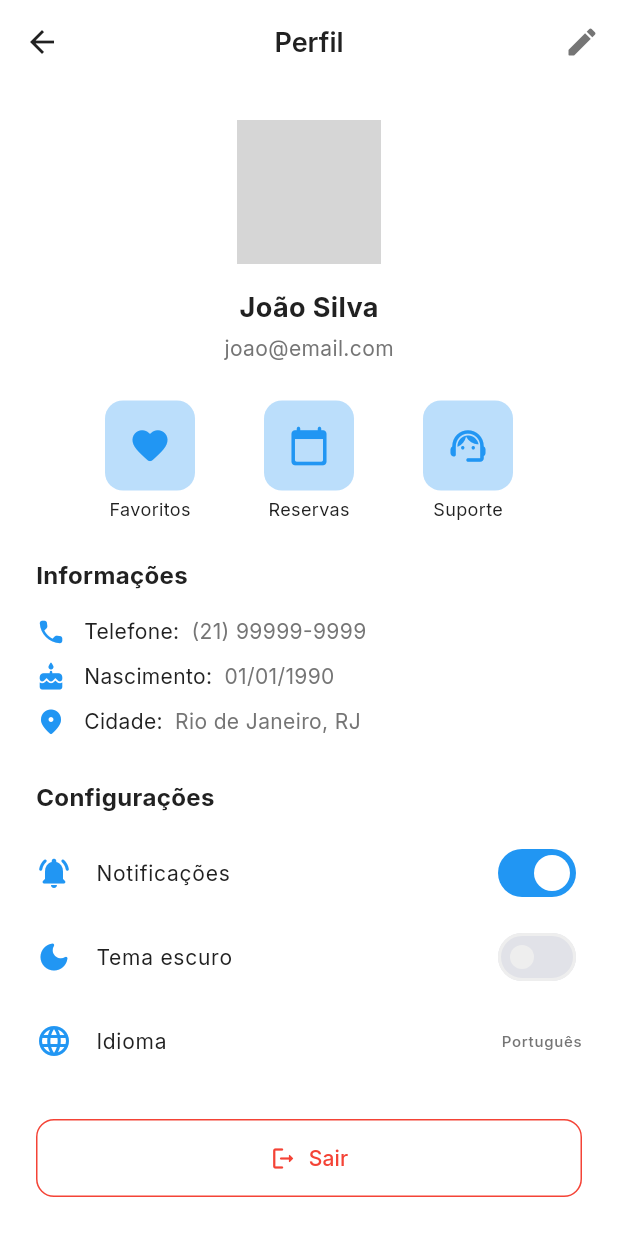
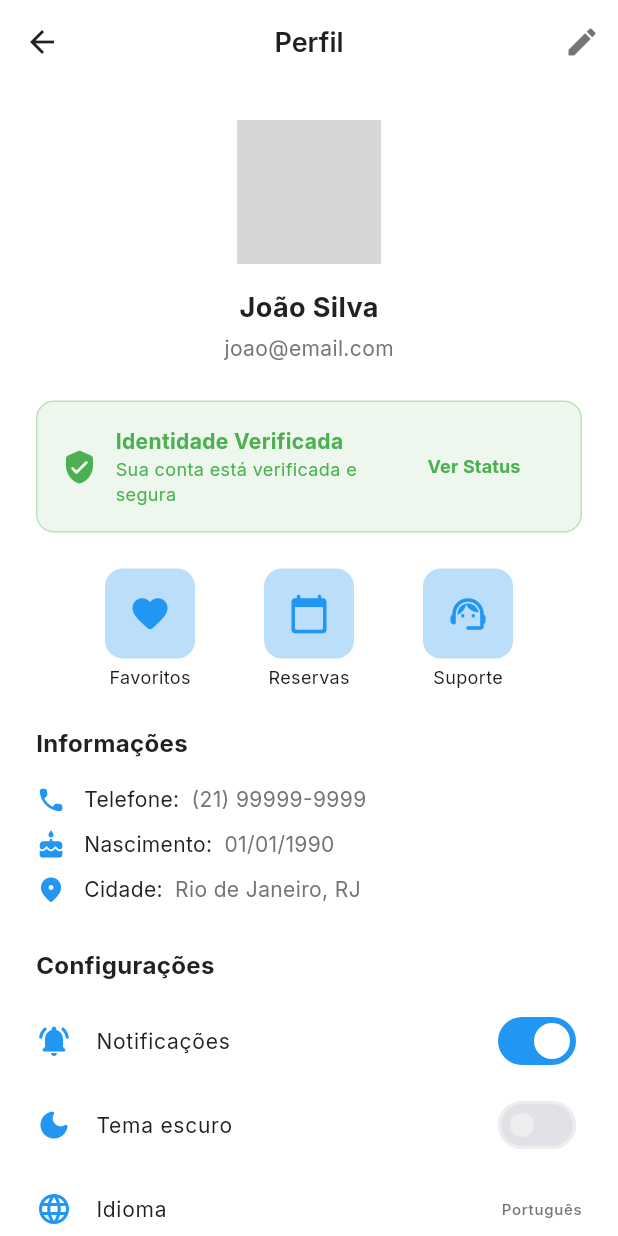
Before and after one commit to amarorn/jetts-2.0, a Flutter app: the HomeScreen screen opened by its route, after a tap on the "person" icon, on a phone screen of 412 x 824 dp. Run offline on Flutter 3.47's test engine with Material 3 defaults, Android fonts, the phone set to English and light mode, and no system bars; our stand-ins replace card_swiper, flutter_animate, flutter_local_notifications, geocoding, geolocator, google_fonts and 2 more; accounts and stored records are empty; network calls fail; grey boxes are pictures that could not be loaded.

Commit message:
feat: Integrar funcionalidades ao fluxo principal do app
- Integração KYC no perfil do usuário
  * Card de status de verificação com acesso direto ao KYC
  * Indicador visual de conta verificada

- Dashboard conectado à tela do proprietário
  * Botão principal para acesso ao dashboard completo
  * Integração com ações rápidas para precificação dinâmica

- Busca por mapa integrada
  * Botão de mapa na tela de busca principal
  * Ação rápida na home screen para busca visual
  * Acesso direto via ícone dedicado

- Sistema de avaliações conectado
  * Botão 'Avaliar este Barco' na seção de reviews
  * Integração com tela de detalhes do barco
  * Fluxo completo de avaliação disponível

- Navegação otimizada
  * Todas as funcionalidades acessíveis via fluxo natural
  * Botões e links estrategicamente posicionados
  * Experiência de usuário fluida e intuitiva

Todas as funcionalidades agora estão totalmente integradas
e podem ser acessadas naturalmente pelos usuários.

```diff
--- a/lib/presentation/pages/home/home_screen.dart
+++ b/lib/presentation/pages/home/home_screen.dart
@@ -265,19 +265,19 @@ class _HomeScreenState extends State<HomeScreen>
     return QuickActions(
       actions: [
         QuickAction(
+          title: 'Busca no Mapa',
+          icon: Icons.map_rounded,
+          color: AppColors.primaryBlue500,
+          onTap: () {
+            Navigator.of(context).pushNamed('/map-search');
+          },
+        ),
+        QuickAction(
           title: 'Favoritos',
           icon: Icons.favorite_rounded,
           color: AppColors.error500,
           onTap: () {
             // Navegar para favoritos
-          },
-        ),
-        QuickAction(
-          title: 'Histórico',
-          icon: Icons.history_rounded,
-          color: AppColors.primaryBlue500,
-          onTap: () {
-            // Navegar para histórico
           },
         ),
         QuickAction(
--- a/lib/presentation/pages/profile/profile_screen.dart
+++ b/lib/presentation/pages/profile/profile_screen.dart
@@ -40,6 +40,57 @@ class ProfileScreen extends StatelessWidget {
                   Text('João Silva', style: AppTypography.titleLarge.copyWith(fontWeight: FontWeight.bold)),
                   const SizedBox(height: AppSpacing.xs),
                   Text('joao@email.com', style: AppTypography.bodyMedium.copyWith(color: theme.colorScheme.onSurfaceVariant)),
+                ],
+              ),
+            ),
+            const SizedBox(height: AppSpacing.xl),
+            // Status de verificação KYC
+            Container(
+              width: double.infinity,
+              padding: const EdgeInsets.all(AppSpacing.lg),
+              decoration: BoxDecoration(
+                color: AppColors.success500.withOpacity(0.1),
+                borderRadius: BorderRadius.circular(AppRadius.lg),
+                border: Border.all(color: AppColors.success500.withOpacity(0.3)),
+              ),
+              child: Row(
+                children: [
+                  Icon(
+                    Icons.verified_user_rounded,
+                    color: AppColors.success500,
+                    size: 24,
+                  ),
+                  const SizedBox(width: AppSpacing.md),
+                  Expanded(
+                    child: Column(
+                      crossAxisAlignment: CrossAxisAlignment.start,
+                      children: [
+                        Text(
+                          'Identidade Verificada',
+                          style: AppTypography.titleSmall.copyWith(
+                            color: AppColors.success500,
+                            fontWeight: AppTypography.bold,
+                          ),
+                        ),
+                        Text(
+                          'Sua conta está verificada e segura',
+                          style: AppTypography.bodySmall.copyWith(
+                            color: AppColors.success500,
+                          ),
+                        ),
+                      ],
+                    ),
+                  ),
+                  TextButton(
+                    onPressed: () => Navigator.of(context).pushNamed('/kyc-verification'),
+                    child: Text(
+                      'Ver Status',
+                      style: AppTypography.labelMedium.copyWith(
+                        color: AppColors.success500,
+                        fontWeight: AppTypography.bold,
+                      ),
+                    ),
+                  ),
                 ],
               ),
             ),
```
Also changed, not shown: lib/presentation/pages/boat_details/widgets/reviews_section.dart (+21 -0 lines), lib/presentation/pages/owner/owner_home_screen.dart (+37 -5 lines), lib/presentation/pages/search/search_screen.dart (+25 -2 lines).
